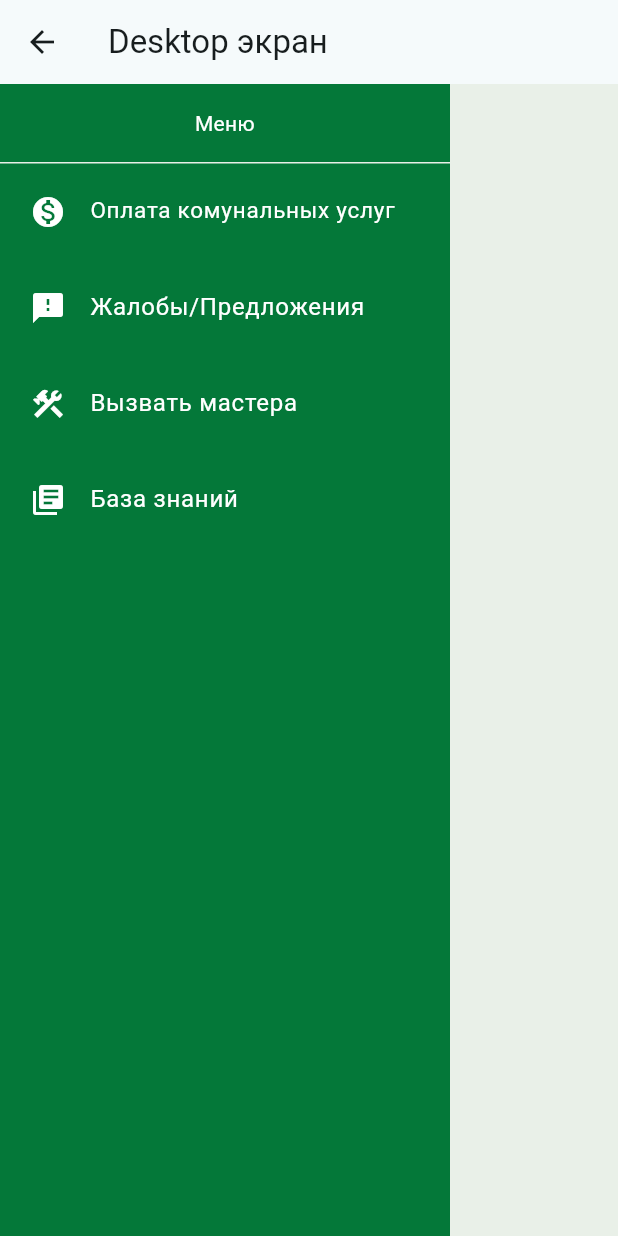
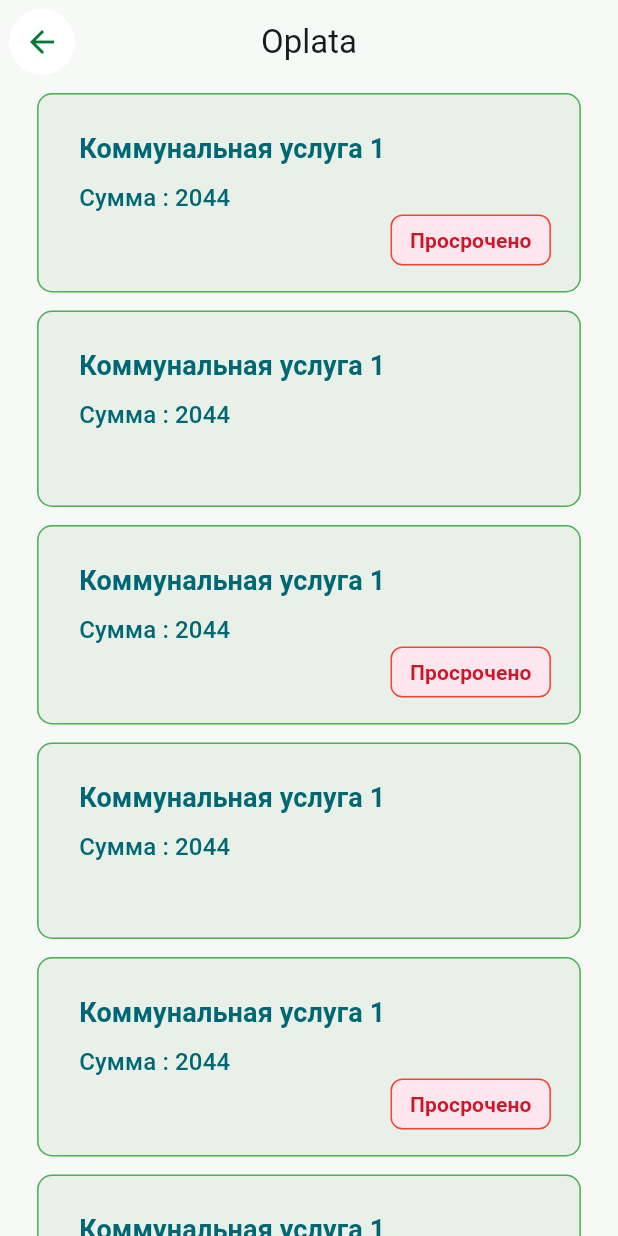
Before and after one commit to wires-apps/home_management, a Flutter app: the DesktopScreen screen opened directly, after a tap on "Оплата комунальных услуг", on a phone screen of 412 x 824 dp. Run offline on Flutter 3.47's test engine with Material 3 defaults, Android fonts, the light colour scheme and no system bars; drawn by our look-alikes of auto_size_text; our stand-ins replace auto_route, equatable, flutter_bloc, gap, get_it, responsive_builder.

Commit message:
[4] - added screen utility bills, made adaptive size for web

```diff
--- a/lib/core/routes/router.dart
+++ b/lib/core/routes/router.dart
@@ -2,6 +2,8 @@ import 'package:auto_route/auto_route.dart';
 import 'package:home_management/feature/auth/presentation/login_page.dart';
 import 'package:home_management/feature/home/presentation%20/home_screen.dart';
 import 'package:home_management/feature/notification/presentation/mobile_notification_page.dart';
+
+import '../../feature/public_utilities/utility_bills_page.dart';
 
 part 'router.gr.dart';
 
@@ -22,12 +24,14 @@ class AppRouter extends RootStackRouter {
         AutoRoute(
           path: '/home',
           page: HomeRoute.page,
-          initial: false,
         ),
         AutoRoute(
           path: '/notification',
           page: NotificationRoute.page,
-          initial: false,
+        ),
+        AutoRoute(
+          path: '/utility_bills',
+          page: UtilityBillsRoute.page,
         ),
       ];
 }
--- /dev/null
+++ b/lib/core/widgets/buttons/back_button.dart
@@ -0,0 +1,27 @@
+import 'package:auto_route/auto_route.dart';
+import 'package:flutter/material.dart';
+
+import '../../res/app_colors.dart';
+
+class BackButtonWidget extends StatelessWidget {
+  const BackButtonWidget({super.key});
+
+  @override
+  Widget build(BuildContext context) {
+    return Padding(
+      padding: const EdgeInsets.all(6.0),
+      child: IconButton(
+        style: IconButton.styleFrom(
+          backgroundColor: Colors.white,
+        ),
+        icon: const Icon(
+          Icons.arrow_back,
+          color: AppColors.c047839,
+        ),
+        onPressed: () {
+          context.router.maybePop();
+        },
+      ),
+    );
+  }
+}
--- a/lib/feature/home/presentation /desktop_ui/desktop_screen.dart
+++ b/lib/feature/home/presentation /desktop_ui/desktop_screen.dart
@@ -149,7 +149,9 @@ class _SidebarMenu extends StatelessWidget {
               ),
             ),
             _ItemMenu(
-              onPressed: () {},
+              onPressed: () {
+                context.router.push(const UtilityBillsRoute());
+              },
               titleButton: S.of(context).home_screen_payment_communal_service,
               icon: Icons.monetization_on,
             ),
--- a/lib/feature/home/presentation /home_screen.dart
+++ b/lib/feature/home/presentation /home_screen.dart
@@ -6,6 +6,7 @@ import 'package:gap/gap.dart';
 import 'package:home_management/core/res/app_colors.dart';
 import 'package:home_management/core/routes/router.dart';
 import 'package:home_management/core/widgets/bottom_sheet/custom_bottom_sheet.dart';
+import 'package:home_management/core/widgets/buttons/back_button.dart';
 import 'package:home_management/feature/home/bloc/home_bloc.dart';
 import 'package:responsive_builder/responsive_builder.dart';
 
@@ -39,12 +40,13 @@ class MobileScreen extends StatelessWidget {
         backgroundColor: AppColors.cE9F0E8,
         key: _scaffoldKey,
         appBar: AppBar(
+          leading: const BackButtonWidget(),
           title: Text('Мобильный экран'),
           backgroundColor: Colors.white,
           surfaceTintColor: Colors.white,
         ),
         body: const Padding(
-          padding: EdgeInsets.only(top:10),
+          padding: EdgeInsets.only(top: 10),
           child: Column(
             mainAxisAlignment: MainAxisAlignment.spaceBetween,
             children: [
@@ -155,7 +157,9 @@ class _MenuButtons extends StatelessWidget {
           const Gap(0),
         ]),
         _ItemMenu(
-          onPressed: () {},
+          onPressed: () {
+            context.router.push(const UtilityBillsRoute());
+          },
           titleButton: S.of(context).home_screen_payment_communal_service,
           icon: Icons.monetization_on_outlined,
         ),
@@ -188,7 +192,9 @@ class _MainButton extends StatelessWidget {
     return BlocBuilder<HomeBloc, HomeState>(
       builder: (context, state) {
         return Container(
-          margin: EdgeInsets.symmetric(horizontal: 10, vertical: MediaQuery.of(context).size.height * 0.03),
+          margin: EdgeInsets.symmetric(
+              horizontal: MediaQuery.of(context).size.height * 0.03,
+              vertical: MediaQuery.of(context).size.height * 0.024),
           child: TextButton(
             onPressed: () {
               _scaffoldKey.currentState?.showBottomSheet(backgroundColor: Colors.transparent, enableDrag: true,
@@ -200,21 +206,19 @@ class _MainButton extends StatelessWidget {
               });
             },
             style: TextButton.styleFrom(
-              backgroundColor: AppColors.cA7BEA6,
+              backgroundColor: AppColors.c047839,
               padding: EdgeInsets.symmetric(
-                vertical: MediaQuery.of(context).size.height * 0.03,
-                horizontal: MediaQuery.of(context).size.width * 0.4,
+                vertical: MediaQuery.of(context).size.height * 0.024,
+                horizontal: MediaQuery.of(context).size.height * 0.02,
               ),
               shape: RoundedRectangleBorder(
                 borderRadius: BorderRadius.circular(30),
               ),
             ),
-            child: Text(
-              S.of(context).home_screen_menu,
-              style: const TextStyle(
-                color: Colors.black,
-                fontSize: 16,
-              ),
+            child: const Icon(
+              Icons.menu,
+              color: Colors.white,
+              size: 24,
             ),
           ),
         );
--- a/lib/feature/notification/presentation/desctop_ui/desktop_notification_page.dart
+++ b/lib/feature/notification/presentation/desktop_ui/desktop_notification_page.dart
@@ -1,10 +1,8 @@
-import 'package:auto_route/auto_route.dart';
 import 'package:auto_size_text/auto_size_text.dart';
 import 'package:flutter/material.dart';
 import 'package:gap/gap.dart';
 import 'package:home_management/core/res/app_colors.dart';
 
-@RoutePage()
 class DesktopNotificationPage extends StatelessWidget {
   const DesktopNotificationPage({super.key});
 
--- a/lib/feature/notification/presentation/mobile_notification_page.dart
+++ b/lib/feature/notification/presentation/mobile_notification_page.dart
@@ -2,12 +2,13 @@ import 'package:auto_route/auto_route.dart';
 import 'package:flutter/material.dart';
 import 'package:gap/gap.dart';
 import 'package:home_management/core/res/app_colors.dart';
-import 'package:home_management/feature/notification/presentation/desctop_ui/desktop_notification_page.dart';
+import 'package:home_management/core/widgets/buttons/back_button.dart';
+import 'package:home_management/feature/notification/presentation/desktop_ui/desktop_notification_page.dart';
 import 'package:responsive_builder/responsive_builder.dart';
 
 @RoutePage()
-class NotificationMobilePage extends StatelessWidget {
-  const NotificationMobilePage({super.key});
+class NotificationPage extends StatelessWidget {
+  const NotificationPage({super.key});
 
   @override
   Widget build(BuildContext context) {
@@ -27,19 +28,7 @@ class MobileNotificationPage extends StatelessWidget {
     return Scaffold(
       backgroundColor: AppColors.cE9F0E8,
       appBar: AppBar(
-        leading: IconButton(
-          style: IconButton.styleFrom(
-            backgroundColor: Colors.white,
-          ),
-          icon: const Icon(
-            Icons.arrow_back,
-            color: AppColors.c047839,
-          ),
-          onPressed: () {
-            context.router.maybePop();
-          },
-        ),
-
+        leading: const BackButtonWidget(),
         backgroundColor: AppColors.cE9F0E8,
         title: const Text(
           'Уведомление',
--- /dev/null
+++ b/lib/feature/public_utilities/utility_bills_page.dart
@@ -0,0 +1,112 @@
+import 'package:auto_route/auto_route.dart';
+import 'package:flutter/material.dart';
+import 'package:home_management/core/res/app_colors.dart';
+import 'package:home_management/core/widgets/buttons/back_button.dart';
+import 'package:responsive_builder/responsive_builder.dart';
+
+@RoutePage()
+class UtilityBillsPage extends StatelessWidget {
+  const UtilityBillsPage({super.key});
+
+  @override
+  Widget build(BuildContext context) {
+    return Scaffold(
+      backgroundColor: AppColors.cF7F9F7,
+      appBar: AppBar(
+        backgroundColor: AppColors.cF7F9F7,
+        surfaceTintColor: AppColors.cF7F9F7,
+        title: const Text('Oplata'),
+        centerTitle: true,
+        elevation: 0,
+        leading: getDeviceType(MediaQuery.of(context).size) == DeviceScreenType.desktop
+            ? const SizedBox()
+            : const BackButtonWidget(),
+      ),
+      body: Padding(
+        padding: EdgeInsets.symmetric(
+            horizontal: getValueForScreenType<double>(
+          context: context,
+          mobile: MediaQuery.of(context).size.width * 0.06,
+          tablet: MediaQuery.of(context).size.width * 0.16,
+          desktop: MediaQuery.of(context).size.height * 0.4,
+        )),
+        child: ListView.builder(
+          itemBuilder: (context, index) {
+            return _UtilityBillItem(
+              isOverdue: index % 2 == 0 ? true : false,
+            );
+          },
+        ),
+      ),
+    );
+  }
+}
+
+class _UtilityBillItem extends StatelessWidget {
+  const _UtilityBillItem({required this.isOverdue});
+
+  final bool isOverdue;
+
+  @override
+  Widget build(BuildContext context) {
+    return Container(
+      margin: const EdgeInsets.symmetric(vertical: 6),
+      child: TextButton(
+        onPressed: () {},
+        style: TextButton.styleFrom(
+          side: const BorderSide(color: Colors.green),
+          backgroundColor: AppColors.cE9F0E8,
+          shape: RoundedRectangleBorder(
+            borderRadius: BorderRadius.circular(10),
+          ),
+        ),
+        child: Padding(
+          padding: EdgeInsets.only(top: 16, left: 16, bottom: isOverdue ? 10 : 30, right: 8),
+          child: Column(
+            crossAxisAlignment: CrossAxisAlignment.start,
+            children: [
+              const Text(
+                'Коммунальная услуга 1',
+                style: TextStyle(fontSize: 18, fontWeight: FontWeight.bold),
+              ),
+              const SizedBox(height: 8),
+              const Text(
+                'Сумма : 2044',
+                style: TextStyle(fontSize: 16),
+              ),
+              isOverdue
+                  ? Align(
+                      alignment: Alignment.centerRight,
+                      child: Container(
+                        padding: const EdgeInsets.symmetric(
+                          horizontal: 12,
+                          vertical: 6,
+                        ),
+                        decoration: BoxDecoration(
+                          color: AppColors.cFEE6EE,
+                          borderRadius: BorderRadius.circular(8),
+                          border: Border.all(color: Colors.red),
+                        ),
+                        child: const Text(
+                          'Просрочено',
+                          style: TextStyle(
+                            fontSize: 14,
+                            fontWeight: FontWeight.bold,
+                            color: AppColors.cCE1628,
+                          ),
+                        ),
+                      ),
+                    )
+                  : Container(
+                      padding: const EdgeInsets.symmetric(
+                        horizontal: 12,
+                        vertical: 6,
+                      ),
+                    ),
+            ],
+          ),
+        ),
+      ),
+    );
+  }
+}
```
Also changed, not shown: lib/core/routes/router.gr.dart.
